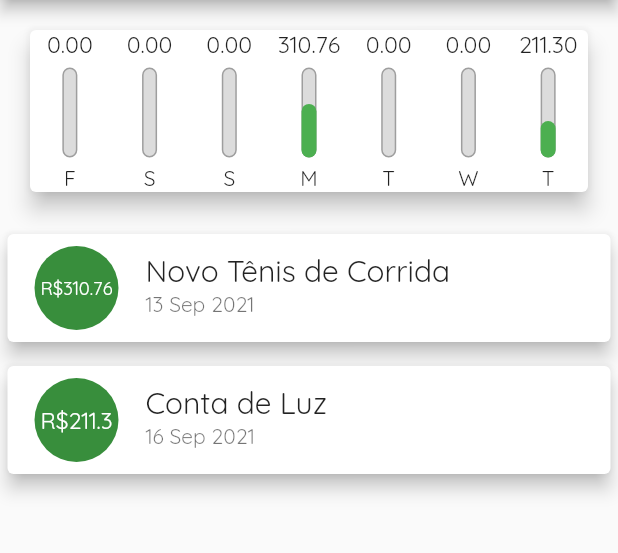
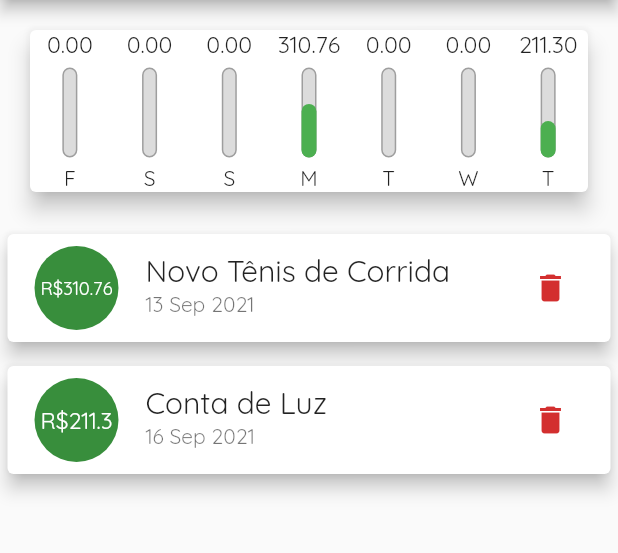
Before and after one commit to luiscastrodev/expenses, a Flutter app: the screen it shows after launch, on a phone screen of 412 x 824 dp, the part 84-637 px from its top. Run offline on Flutter 3.47's test engine with Material 2 defaults, Android fonts, the phone set to English and light mode, and no system bars.

```diff
--- a/lib/components/chart.dart
+++ b/lib/components/chart.dart
@@ -52,7 +52,7 @@ class Chart extends StatelessWidget {
               label: tr['day'].toString(),
               value: double.parse(tr['value'].toString()),
               percentage:
-                  double.parse(tr['value'].toString()) / _weekTotalValue,
+                  _weekTotalValue == 0 ? 0 :double.parse(tr['value'].toString()) / _weekTotalValue,
             ),
           );
         }).toList(),
--- a/lib/components/transacation_list.dart
+++ b/lib/components/transacation_list.dart
@@ -4,8 +4,8 @@ import 'package:intl/intl.dart';
 
 class TransactionList extends StatelessWidget {
   final List<Transaction> transactions;
-
-  TransactionList(this.transactions);
+  final void Function(String) onRemove;
+  TransactionList(this.transactions, this.onRemove);
 
   @override
   Widget build(BuildContext context) {
@@ -54,6 +54,11 @@ class TransactionList extends StatelessWidget {
                       subtitle: Text(
                         DateFormat('d MMM y').format(tr.date),
                       ),
+                      trailing: IconButton(
+                        icon: Icon(Icons.delete),
+                        color: Theme.of(context).errorColor,
+                        onPressed:()=> onRemove(tr.id),
+                      ),
                   ),
                 );
               },
```
Also changed, not shown: lib/components/transaction_form.dart (+48 -12 lines), lib/main.dart (+8 -3 lines).
